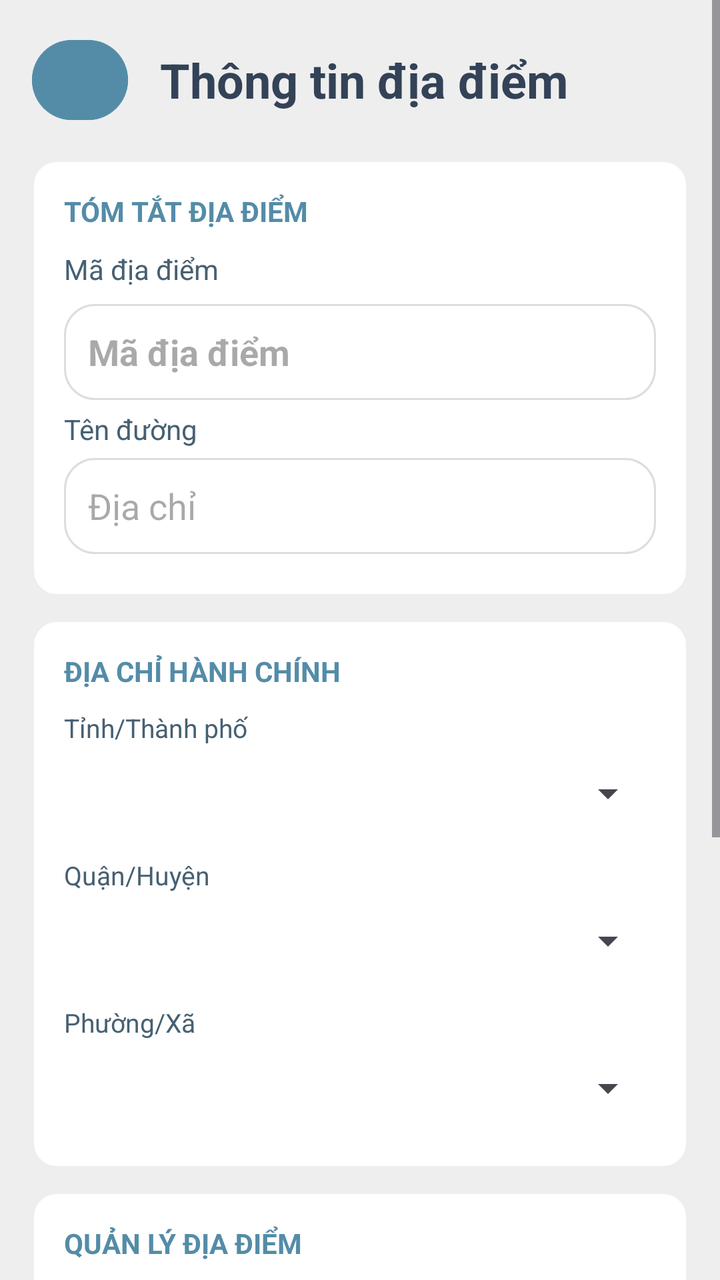
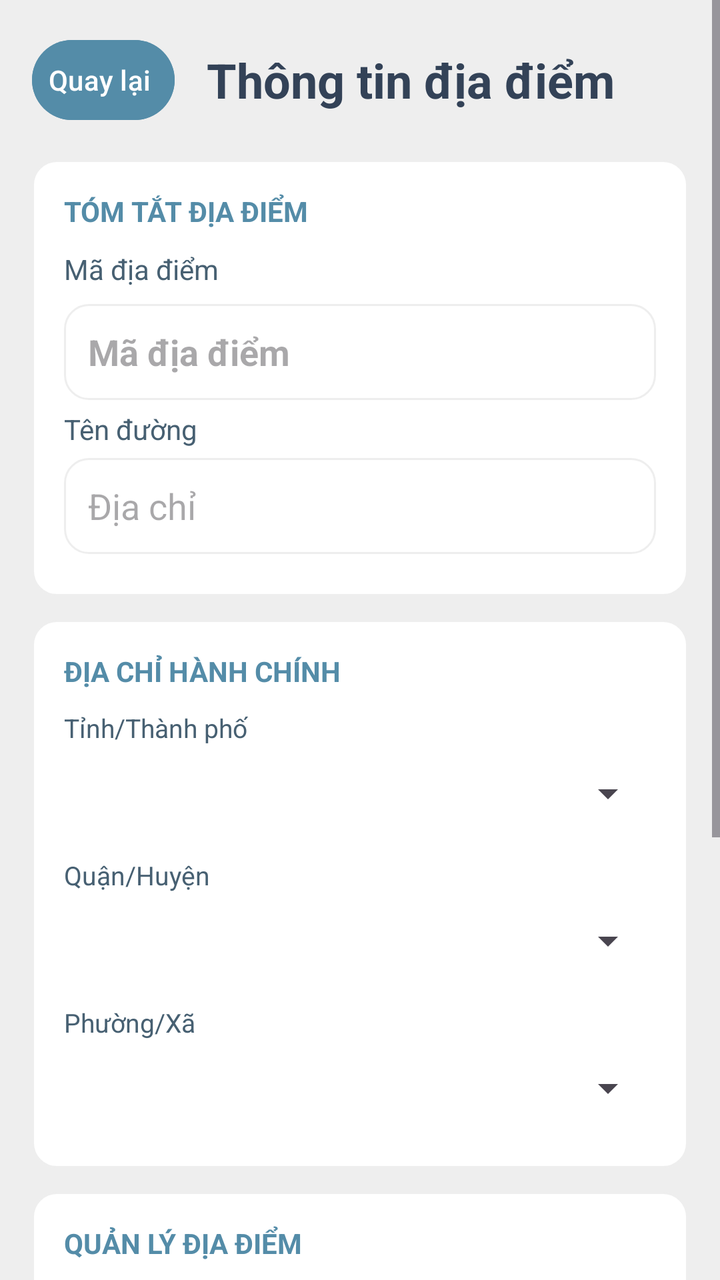

Compare the two renders of this Android layout. The source of the first and the diff that turns it into the second are given below.
<!-- AndroidManifest.xml: application theme Theme.Rentaly_Management -->
<!-- res/layout/fragment_location_detail.xml -->
<?xml version="1.0" encoding="utf-8"?>
<ScrollView xmlns:android="http://schemas.android.com/apk/res/android" android:layout_width="match_parent" android:layout_height="match_parent" android:background="@color/background" android:fillViewport="true">
    <LinearLayout android:layout_width="match_parent" android:layout_height="wrap_content" android:orientation="vertical" android:padding="16dp">
        <LinearLayout android:layout_width="match_parent" android:layout_height="wrap_content" android:gravity="center_vertical">
            <Button android:id="@+id/location_detail_back" android:layout_width="48dp" android:layout_height="48dp" android:backgroundTint="@color/primary" android:contentDescription="Quay lại" android:drawableStart="@drawable/back_icon" android:padding="8dp" android:text="" />
            <TextView android:layout_width="0dp" android:layout_height="wrap_content" android:layout_weight="1" android:layout_marginStart="16dp" android:text="Thông tin địa điểm" android:textColor="@color/dark_navy" android:textSize="24sp" android:textStyle="bold" />
        </LinearLayout>

        <LinearLayout
            android:layout_width="match_parent"
            android:layout_height="wrap_content"
            android:layout_marginTop="16dp"
            android:background="@drawable/user_detail_card"
            android:orientation="vertical"
            android:padding="16dp">

            <TextView
                android:layout_width="match_parent"
                android:layout_height="wrap_content"
                android:layout_marginBottom="10dp"
                android:text="TÓM TẮT ĐỊA ĐIỂM"
                android:textColor="@color/primary"
                android:textSize="14sp"
                android:textStyle="bold" />

            <TextView
                android:id="@+id/textView2"
                android:layout_width="match_parent"
                android:layout_height="wrap_content"
                android:text="Mã địa điểm"
                android:textColor="@color/secondary" />

            <EditText
                android:id="@+id/location_detail_code"
                android:layout_width="match_parent"
                android:layout_height="wrap_content"
                android:layout_marginTop="8dp"
                android:layout_marginBottom="5dp"
                android:background="@drawable/edittext_background"
                android:hint="Mã địa điểm"
                android:minHeight="48dp"
                android:paddingStart="12dp"
                android:paddingEnd="12dp"
                android:textColor="@color/dark_navy"
                android:textStyle="bold" />

            <TextView
                android:id="@+id/textView3"
                android:layout_width="match_parent"
                android:layout_height="wrap_content"
                android:text="Tên đường"
                android:textColor="@color/secondary" />

            <EditText
                android:id="@+id/location_detail_address"
                android:layout_width="match_parent"
                android:layout_height="wrap_content"
                android:layout_marginTop="5dp"
                android:layout_marginBottom="5dp"
                android:background="@drawable/edittext_background"
                android:hint="Địa chỉ"
                android:minHeight="48dp"
                android:paddingStart="12dp"
                android:paddingEnd="12dp" />
        </LinearLayout>

        <LinearLayout android:layout_width="match_parent" android:layout_height="wrap_content" android:layout_marginTop="12dp" android:background="@drawable/user_detail_card" android:orientation="vertical" android:padding="16dp">
            <TextView android:layout_width="match_parent" android:layout_height="wrap_content" android:text="ĐỊA CHỈ HÀNH CHÍNH" android:textColor="@color/primary" android:textSize="14sp" android:textStyle="bold" />
            <TextView android:layout_width="match_parent" android:layout_height="wrap_content" android:layout_marginTop="10dp" android:text="Tỉnh/Thành phố" android:textColor="@color/secondary" android:textSize="13sp" />
            <Spinner android:id="@+id/location_detail_province" android:layout_width="match_parent" android:layout_height="48dp" />
            <TextView android:layout_width="match_parent" android:layout_height="wrap_content" android:layout_marginTop="8dp" android:text="Quận/Huyện" android:textColor="@color/secondary" android:textSize="13sp" />
            <Spinner android:id="@+id/location_detail_district" android:layout_width="match_parent" android:layout_height="48dp" />
            <TextView android:layout_width="match_parent" android:layout_height="wrap_content" android:layout_marginTop="8dp" android:text="Phường/Xã" android:textColor="@color/secondary" android:textSize="13sp" />
            <Spinner android:id="@+id/location_detail_ward" android:layout_width="match_parent" android:layout_height="48dp" />
        </LinearLayout>

        <LinearLayout android:layout_width="match_parent" android:layout_height="wrap_content" android:layout_marginTop="12dp" android:background="@drawable/user_detail_card" android:orientation="vertical" android:padding="16dp">
            <TextView android:layout_width="match_parent" android:layout_height="wrap_content" android:text="QUẢN LÝ ĐỊA ĐIỂM" android:textColor="@color/primary" android:textSize="14sp" android:textStyle="bold" />
            <TextView android:layout_width="match_parent" android:layout_height="wrap_content" android:layout_marginTop="10dp" android:text="Trạng thái" android:textColor="@color/secondary" android:textSize="13sp" />
            <RadioGroup android:id="@+id/location_detail_status" android:layout_width="match_parent" android:layout_height="wrap_content" android:orientation="horizontal">
                <RadioButton android:id="@+id/location_status_available" android:layout_width="wrap_content" android:layout_height="wrap_content" android:text="Đang khả dụng" />
                <RadioButton android:id="@+id/location_status_unavailable" android:layout_width="wrap_content" android:layout_height="wrap_content" android:text="Không khả dụng" />
            </RadioGroup>

            <TextView
                android:id="@+id/textView6"
                android:layout_width="match_parent"
                android:layout_height="wrap_content"
                android:layout_marginTop="5dp"
                android:text="Mô tả"
                android:textColor="@color/secondary" />

            <EditText
                android:id="@+id/location_detail_description"
                android:layout_width="match_parent"
                android:layout_height="wrap_content"
                android:layout_marginTop="8dp"
                android:background="@drawable/edittext_background"
                android:gravity="top"
                android:inputType="textMultiLine"
                android:minHeight="80dp"
                android:paddingTop="5dp"
                android:paddingStart="12dp"
                android:paddingEnd="12dp" />
        </LinearLayout>

        <Button android:id="@+id/location_detail_save" android:layout_width="match_parent" android:layout_height="48dp" android:layout_marginTop="16dp" android:backgroundTint="@color/primary" android:text="Lưu thay đổi" android:textColor="@color/white" android:textStyle="bold" />

        <Button
            android:id="@+id/location_detail_delete"
            android:layout_width="match_parent"
            android:layout_height="48dp"
            android:layout_marginTop="8dp"
            android:layout_marginBottom="8dp"
            android:backgroundTint="#F44336"
            android:text="Xóa địa điểm"
            android:textColor="@color/white" />
    </LinearLayout>
</ScrollView>
<!-- resources referenced by this layout -->
<resources>
  <color name="background">#EEEEEE</color>
  <color name="dark_navy">#334257</color>
  <color name="primary">#548CA8</color>
  <color name="secondary">#476072</color>
  <color name="white">#FFFFFFFF</color>
  <!-- drawable back_icon (drawable) -->
  <vector xmlns:android="http://schemas.android.com/apk/res/android"
      android:width="24dp"
      android:height="24dp"
      android:viewportWidth="960"
      android:viewportHeight="960">
    <path
        android:pathData="m313,520 l224,224 -57,56 -320,-320 320,-320 57,56 -224,224h487v80L313,520Z"
        android:fillColor="#EEEEEE"/>
  </vector>
  <!-- drawable edittext_background (drawable) -->
  <?xml version="1.0" encoding="utf-8"?>
  <shape xmlns:android="http://schemas.android.com/apk/res/android"
      android:shape="rectangle">
  
      <solid android:color="@color/white" />
  
      <stroke
          android:width="1dp"
          android:color="#DDDDDD" />
  
      <corners android:radius="15dp" />
  
  </shape>
  <!-- drawable user_detail_card (drawable) -->
  <?xml version="1.0" encoding="utf-8"?>
  <shape xmlns:android="http://schemas.android.com/apk/res/android" android:shape="rectangle">
      <solid android:color="@color/white" />
      <corners android:radius="12dp" />
      <stroke android:width="1dp" android:color="@color/background" />
  </shape>
  <style name="Theme.Rentaly_Management" parent="Base.Theme.Rentaly_Management" />
  <style name="Base.Theme.Rentaly_Management" parent="Theme.Material3.DayNight.NoActionBar">
          
          
      </style>
</resources>

<!-- the commit's change to res/layout/fragment_location_detail.xml (unified diff, before → after) -->
@@ -2,7 +2,7 @@
 <ScrollView xmlns:android="http://schemas.android.com/apk/res/android" android:layout_width="match_parent" android:layout_height="match_parent" android:background="@color/background" android:fillViewport="true">
     <LinearLayout android:layout_width="match_parent" android:layout_height="wrap_content" android:orientation="vertical" android:padding="16dp">
         <LinearLayout android:layout_width="match_parent" android:layout_height="wrap_content" android:gravity="center_vertical">
-            <Button android:id="@+id/location_detail_back" android:layout_width="48dp" android:layout_height="48dp" android:backgroundTint="@color/primary" android:contentDescription="Quay lại" android:drawableStart="@drawable/back_icon" android:padding="8dp" android:text="" />
+            <Button android:id="@+id/location_detail_back" android:layout_width="wrap_content" android:layout_height="48dp" android:backgroundTint="@color/primary" android:contentDescription="Quay lại" android:drawableStart="@drawable/back_icon" android:minWidth="48dp" android:paddingStart="8dp" android:paddingEnd="12dp" android:text="Quay lại" />
             <TextView android:layout_width="0dp" android:layout_height="wrap_content" android:layout_weight="1" android:layout_marginStart="16dp" android:text="Thông tin địa điểm" android:textColor="@color/dark_navy" android:textSize="24sp" android:textStyle="bold" />
         </LinearLayout>
 
@@ -36,7 +36,7 @@
                 android:layout_height="wrap_content"
                 android:layout_marginTop="8dp"
                 android:layout_marginBottom="5dp"
-                android:background="@drawable/edittext_background"
+                android:background="@drawable/user_detail_card"
                 android:hint="Mã địa điểm"
                 android:minHeight="48dp"
                 android:paddingStart="12dp"
@@ -57,7 +57,7 @@
                 android:layout_height="wrap_content"
                 android:layout_marginTop="5dp"
                 android:layout_marginBottom="5dp"
-                android:background="@drawable/edittext_background"
+                android:background="@drawable/user_detail_card"
                 android:hint="Địa chỉ"
                 android:minHeight="48dp"
                 android:paddingStart="12dp"
@@ -95,7 +95,7 @@
                 android:layout_width="match_parent"
                 android:layout_height="wrap_content"
                 android:layout_marginTop="8dp"
-                android:background="@drawable/edittext_background"
+                android:background="@drawable/user_detail_card"
                 android:gravity="top"
                 android:inputType="textMultiLine"
                 android:minHeight="80dp"
<!-- resource entries referenced after the edit -->
@@ -15,20 +15,6 @@
         android:pathData="m313,520 l224,224 -57,56 -320,-320 320,-320 57,56 -224,224h487v80L313,520Z"
         android:fillColor="#EEEEEE"/>
   </vector>
-  <!-- drawable edittext_background (drawable) -->
-  <?xml version="1.0" encoding="utf-8"?>
-  <shape xmlns:android="http://schemas.android.com/apk/res/android"
-      android:shape="rectangle">
-  
-      <solid android:color="@color/white" />
-  
-      <stroke
-          android:width="1dp"
-          android:color="#DDDDDD" />
-  
-      <corners android:radius="15dp" />
-  
-  </shape>
   <!-- drawable user_detail_card (drawable) -->
   <?xml version="1.0" encoding="utf-8"?>
   <shape xmlns:android="http://schemas.android.com/apk/res/android" android:shape="rectangle">
